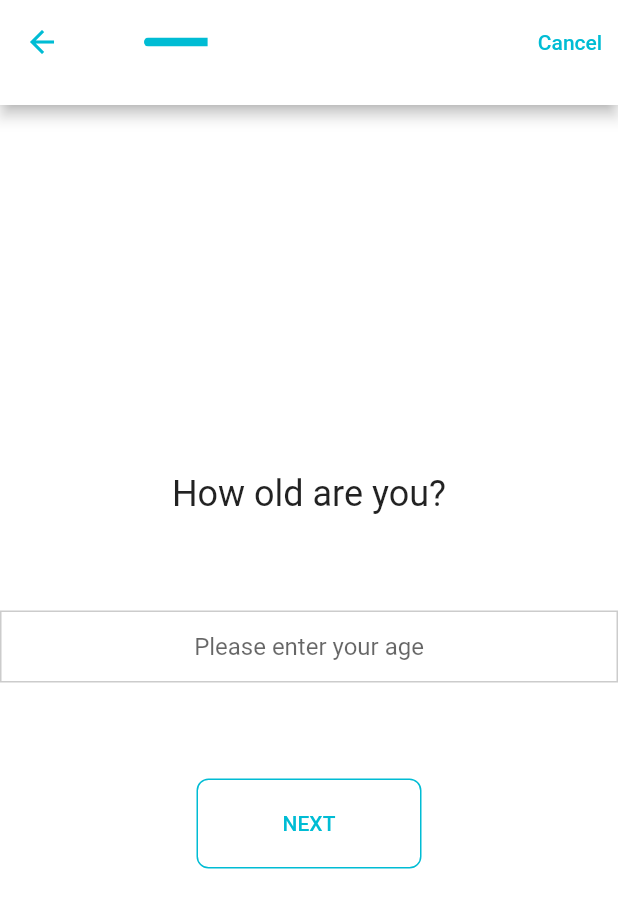
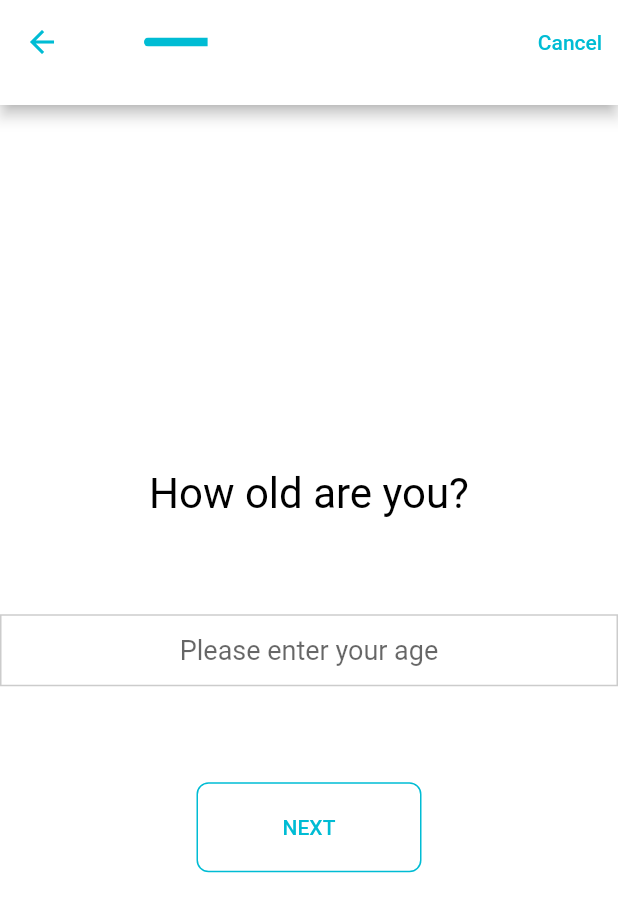
Before and after one commit to QuickBirdEng/survey_kit, a Flutter app: the screen it shows after launch, after a tap on "NEXT", on a phone screen of 412 x 824 dp. Shown: the top 912 px of the screen. Run offline on Flutter 3.47's test engine with Material 2 defaults, Android fonts, the phone set to English and light mode, and no system bars; drawn by our look-alikes of flutter_platform_widgets; our stand-ins replace flutter_bloc, lottie.

Commit message:
Release 0.0.21

```diff
--- a/example/lib/main.dart
+++ b/example/lib/main.dart
@@ -1,5 +1,6 @@
 import 'dart:convert';
 
+import 'package:flutter/cupertino.dart';
 import 'package:flutter/material.dart';
 import 'package:flutter/services.dart';
 import 'package:survey_kit/survey_kit.dart';
@@ -59,6 +60,14 @@ class _MyAppState extends State<MyApp> {
                       iconTheme: const IconThemeData(
                         color: Colors.cyan,
                       ),
+                      textSelectionTheme: TextSelectionThemeData(
+                        cursorColor: Colors.cyan,
+                        selectionColor: Colors.cyan,
+                        selectionHandleColor: Colors.cyan,
+                      ),
+                      cupertinoOverrideTheme: CupertinoThemeData(
+                        primaryColor: Colors.cyan,
+                      ),
                       outlinedButtonTheme: OutlinedButtonThemeData(
                         style: ButtonStyle(
                           minimumSize: MaterialStateProperty.all(
@@ -108,6 +117,29 @@ class _MyAppState extends State<MyApp> {
                                   color: Colors.cyan,
                                 ),
                           ),
+                        ),
+                      ),
+                      textTheme: TextTheme(
+                        headline2: TextStyle(
+                          fontSize: 28.0,
+                          color: Colors.black,
+                        ),
+                        headline5: TextStyle(
+                          fontSize: 24.0,
+                          color: Colors.black,
+                        ),
+                        bodyText2: TextStyle(
+                          fontSize: 18.0,
+                          color: Colors.black,
+                        ),
+                        subtitle1: TextStyle(
+                          fontSize: 18.0,
+                          color: Colors.black,
+                        ),
+                      ),
+                      inputDecorationTheme: InputDecorationTheme(
+                        labelStyle: TextStyle(
+                          color: Colors.black,
                         ),
                       ),
                     ),
--- a/lib/src/views/boolean_answer_view.dart
+++ b/lib/src/views/boolean_answer_view.dart
@@ -50,7 +50,7 @@ class _BooleanAnswerViewState extends State<BooleanAnswerView> {
       title: widget.questionStep.title.isNotEmpty
           ? Text(
               widget.questionStep.title,
-              style: Theme.of(context).textTheme.headline5,
+              style: Theme.of(context).textTheme.headline2,
               textAlign: TextAlign.center,
             )
           : widget.questionStep.content,
@@ -61,9 +61,7 @@ class _BooleanAnswerViewState extends State<BooleanAnswerView> {
             padding: const EdgeInsets.only(bottom: 32.0),
             child: Text(
               widget.questionStep.text,
-              style: TextStyle(
-                fontSize: 18.0,
-              ),
+              style: Theme.of(context).textTheme.bodyText2,
               textAlign: TextAlign.center,
             ),
           ),
--- a/lib/src/views/date_answer_view.dart
+++ b/lib/src/views/date_answer_view.dart
@@ -58,7 +58,7 @@ class _DateAnswerViewState extends State<DateAnswerView> {
       title: widget.questionStep.title.isNotEmpty
           ? Text(
               widget.questionStep.title,
-              style: Theme.of(context).textTheme.headline5,
+              style: Theme.of(context).textTheme.headline2,
               textAlign: TextAlign.center,
             )
           : widget.questionStep.content,
@@ -68,9 +68,7 @@ class _DateAnswerViewState extends State<DateAnswerView> {
             padding: const EdgeInsets.only(bottom: 32.0),
             child: Text(
               widget.questionStep.text,
-              style: TextStyle(
-                fontSize: 18.0,
-              ),
+              style: Theme.of(context).textTheme.bodyText2,
               textAlign: TextAlign.center,
             ),
           ),
--- a/lib/src/views/decoration/input_decoration.dart
+++ b/lib/src/views/decoration/input_decoration.dart
@@ -2,10 +2,10 @@ import 'package:flutter/material.dart';
 
 InputDecoration textFieldInputDecoration({String hint = ''}) => InputDecoration(
       contentPadding: const EdgeInsets.only(
-        left: 8,
-        bottom: 8,
-        top: 8,
-        right: 8,
+        left: 10,
+        bottom: 10,
+        top: 10,
+        right: 10,
       ),
       focusedBorder: OutlineInputBorder(
         borderRadius: BorderRadius.all(
--- a/lib/src/views/instruction_view.dart
+++ b/lib/src/views/instruction_view.dart
@@ -1,4 +1,4 @@
-import 'package:flutter/cupertino.dart';
+import 'package:flutter/material.dart';
 import 'package:survey_kit/src/result/step/instruction_step_result.dart';
 import 'package:survey_kit/src/steps/predefined_steps/instruction_step.dart';
 import 'package:survey_kit/src/views/widget/step_view.dart';
@@ -15,9 +15,7 @@ class InstructionView extends StatelessWidget {
       step: instructionStep,
       title: Text(
         instructionStep.title,
-        style: TextStyle(
-          fontSize: 28.0,
-        ),
+        style: Theme.of(context).textTheme.headline2,
         textAlign: TextAlign.center,
       ),
       resultFunction: () => InstructionStepResult(
@@ -29,7 +27,7 @@ class InstructionView extends StatelessWidget {
         padding: const EdgeInsets.symmetric(horizontal: 14.0),
         child: Text(
           instructionStep.text,
-          style: TextStyle(fontSize: 18.0),
+          style: Theme.of(context).textTheme.bodyText2,
           textAlign: TextAlign.center,
         ),
       ),
--- a/lib/src/views/integer_answer_view.dart
+++ b/lib/src/views/integer_answer_view.dart
@@ -1,5 +1,4 @@
 import 'package:flutter/material.dart';
-import 'package:flutter_platform_widgets/flutter_platform_widgets.dart';
 import 'package:survey_kit/src/answer_format/integer_answer_format.dart';
 import 'package:survey_kit/src/views/decoration/input_decoration.dart';
 import 'package:survey_kit/src/result/question/integer_question_result.dart';
@@ -67,7 +66,7 @@ class _IntegerAnswerViewState extends State<IntegerAnswerView> {
       title: widget.questionStep.title.isNotEmpty
           ? Text(
               widget.questionStep.title,
-              style: Theme.of(context).textTheme.headline5,
+              style: Theme.of(context).textTheme.headline2,
               textAlign: TextAlign.center,
             )
           : widget.questionStep.content,
@@ -75,11 +74,9 @@ class _IntegerAnswerViewState extends State<IntegerAnswerView> {
         padding: const EdgeInsets.symmetric(vertical: 32.0),
         child: Container(
           width: MediaQuery.of(context).size.width,
-          child: PlatformTextField(
-            material: (_, __) => MaterialTextFieldData(
-              decoration: textFieldInputDecoration(
-                hint: _integerAnswerFormat.hint,
-              ),
+          child: TextField(
+            decoration: textFieldInputDecoration(
+              hint: _integerAnswerFormat.hint,
             ),
             controller: _controller,
             onChanged: (String value) {
--- a/lib/src/views/multiple_choice_answer_view.dart
+++ b/lib/src/views/multiple_choice_answer_view.dart
@@ -52,7 +52,7 @@ class _MultipleChoiceAnswerView extends State<MultipleChoiceAnswerView> {
       title: widget.questionStep.title.isNotEmpty
           ? Text(
               widget.questionStep.title,
-              style: Theme.of(context).textTheme.headline5,
+              style: Theme.of(context).textTheme.headline2,
               textAlign: TextAlign.center,
             )
           : widget.questionStep.content,
@@ -64,9 +64,7 @@ class _MultipleChoiceAnswerView extends State<MultipleChoiceAnswerView> {
               padding: const EdgeInsets.only(bottom: 32.0),
               child: Text(
                 widget.questionStep.text,
-                style: TextStyle(
-                  fontSize: 18.0,
-                ),
+                style: Theme.of(context).textTheme.bodyText2,
                 textAlign: TextAlign.center,
               ),
             ),
--- a/lib/src/views/scale_answer_view.dart
+++ b/lib/src/views/scale_answer_view.dart
@@ -45,7 +45,7 @@ class _ScaleAnswerViewState extends State<ScaleAnswerView> {
       title: widget.questionStep.title.isNotEmpty
           ? Text(
               widget.questionStep.title,
-              style: Theme.of(context).textTheme.headline5,
+              style: Theme.of(context).textTheme.headline2,
               textAlign: TextAlign.center,
             )
           : widget.questionStep.content,
@@ -56,9 +56,7 @@ class _ScaleAnswerViewState extends State<ScaleAnswerView> {
                 const EdgeInsets.only(bottom: 32.0, left: 14.0, right: 14.0),
             child: Text(
               widget.questionStep.text,
-              style: TextStyle(
-                fontSize: 18.0,
-              ),
+              style: Theme.of(context).textTheme.bodyText2,
               textAlign: TextAlign.center,
             ),
           ),
--- a/lib/src/views/single_choice_answer_view.dart
+++ b/lib/src/views/single_choice_answer_view.dart
@@ -50,7 +50,7 @@ class _SingleChoiceAnswerViewState extends State<SingleChoiceAnswerView> {
       title: widget.questionStep.title.isNotEmpty
           ? Text(
               widget.questionStep.title,
-              style: Theme.of(context).textTheme.headline5,
+              style: Theme.of(context).textTheme.headline2,
               textAlign: TextAlign.center,
             )
           : widget.questionStep.content,
@@ -62,9 +62,7 @@ class _SingleChoiceAnswerViewState extends State<SingleChoiceAnswerView> {
               padding: const EdgeInsets.only(bottom: 32.0),
               child: Text(
                 widget.questionStep.text,
-                style: TextStyle(
-                  fontSize: 18.0,
-                ),
+                style: Theme.of(context).textTheme.bodyText2,
                 textAlign: TextAlign.center,
               ),
             ),
--- a/lib/src/views/time_answer_view.dart
+++ b/lib/src/views/time_answer_view.dart
@@ -53,7 +53,7 @@ class _TimeAnswerViewState extends State<TimeAnswerView> {
       title: widget.questionStep.title.isNotEmpty
           ? Text(
               widget.questionStep.title,
-              style: Theme.of(context).textTheme.headline5,
+              style: Theme.of(context).textTheme.headline2,
               textAlign: TextAlign.center,
             )
           : widget.questionStep.content,
@@ -63,9 +63,7 @@ class _TimeAnswerViewState extends State<TimeAnswerView> {
             padding: const EdgeInsets.only(bottom: 14.0),
             child: Text(
               widget.questionStep.text,
-              style: TextStyle(
-                fontSize: 18.0,
-              ),
+              style: Theme.of(context).textTheme.bodyText2,
               textAlign: TextAlign.center,
             ),
           ),
--- a/lib/src/views/widget/selection_list_tile.dart
+++ b/lib/src/views/widget/selection_list_tile.dart
@@ -24,7 +24,7 @@ class SelectionListTile extends StatelessWidget {
               style: Theme.of(context).textTheme.headline5?.copyWith(
                     color: isSelected
                         ? Theme.of(context).primaryColor
-                        : Colors.black,
+                        : Theme.of(context).textTheme.headline5?.color,
                   ),
             ),
             trailing: isSelected
```
Also changed, not shown: lib/src/views/completion_view.dart (+4 -8 lines), lib/src/views/text_answer_view.dart (+5 -11 lines), 2 other files.
